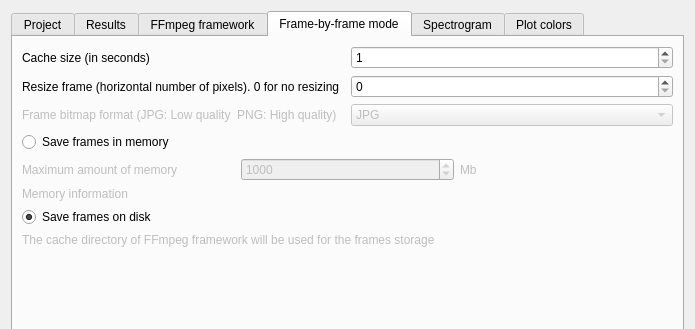
The window that src/preferences.ui (olivierfriard/BORIS) describes before a commit, drawn with Qt 5; both pictures show x 0 to 695 and y 0 to 329 of the 695 by 588 pixel window.
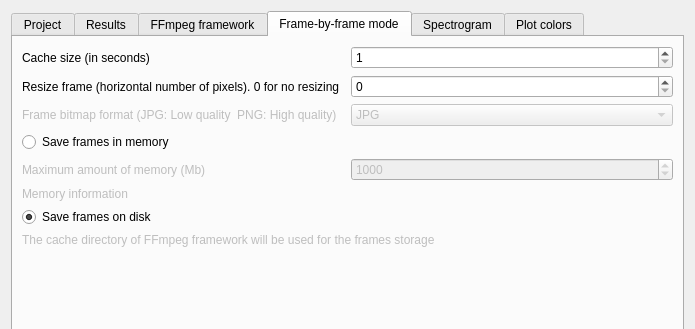
The same window after the commit.

The edit to the form file:
```diff
--- a/src/preferences.ui
+++ b/src/preferences.ui
@@ -441,7 +441,7 @@
               <bool>false</bool>
              </property>
              <property name="text">
-              <string>Maximum amount of memory</string>
+              <string>Maximum amount of memory (Mb)</string>
              </property>
             </widget>
            </item>
@@ -464,16 +464,6 @@
              </property>
             </widget>
            </item>
-           <item>
-            <widget class="QLabel" name="lb_memory_unit">
-             <property name="enabled">
-              <bool>false</bool>
-             </property>
-             <property name="text">
-              <string>Mb</string>
-             </property>
-            </widget>
-           </item>
           </layout>
          </item>
          <item>
```
